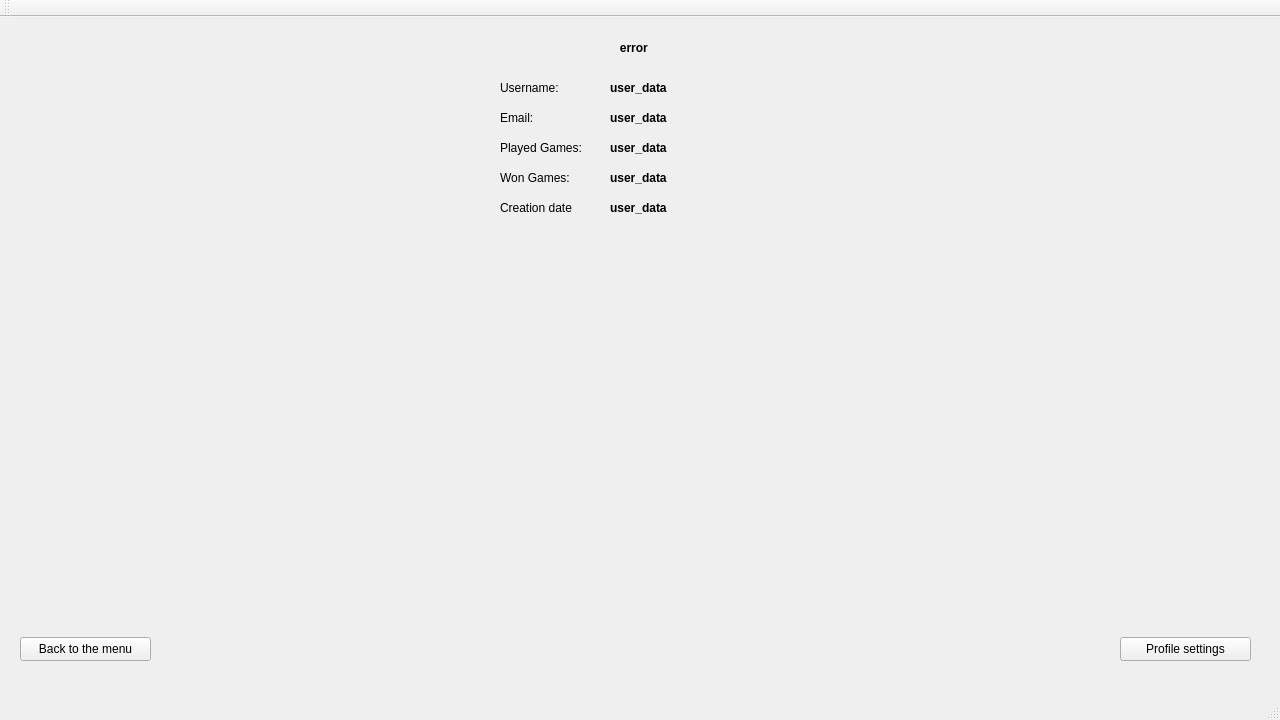
Old version of the form Triviador/Triviador/Triviador.ui in the repository AndreiAndreea/TriviadorMCpp.
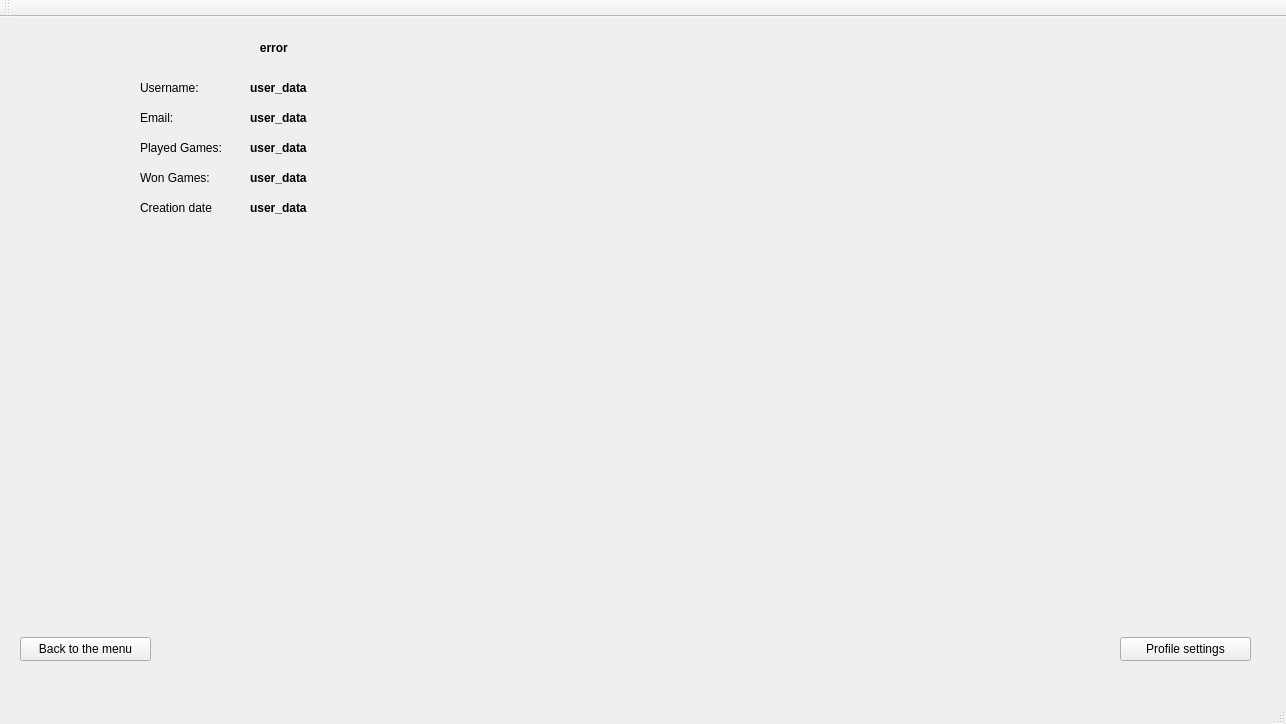
New version of the form. The open tabs and pages were chosen to show the change.

Patch:
```diff
--- a/Triviador/Triviador/Triviador.ui
+++ b/Triviador/Triviador/Triviador.ui
@@ -6,8 +6,8 @@
    <rect>
     <x>0</x>
     <y>0</y>
-    <width>1280</width>
-    <height>720</height>
+    <width>1286</width>
+    <height>724</height>
    </rect>
   </property>
   <property name="windowTitle">
@@ -74,7 +74,7 @@
      <widget class="QLabel" name="profileCreationDateLabel">
       <property name="geometry">
        <rect>
-        <x>500</x>
+        <x>140</x>
         <y>180</y>
         <width>91</width>
         <height>21</height>
@@ -87,7 +87,7 @@
      <widget class="QLabel" name="userProfilePlayedGamesLabel">
       <property name="geometry">
        <rect>
-        <x>610</x>
+        <x>250</x>
         <y>120</y>
         <width>141</width>
         <height>21</height>
@@ -105,7 +105,7 @@
      <widget class="QLabel" name="profileUsernameLabel">
       <property name="geometry">
        <rect>
-        <x>500</x>
+        <x>140</x>
         <y>60</y>
         <width>91</width>
         <height>21</height>
@@ -118,7 +118,7 @@
      <widget class="QLabel" name="userProfileUsernameLabel">
       <property name="geometry">
        <rect>
-        <x>610</x>
+        <x>250</x>
         <y>60</y>
         <width>141</width>
         <height>21</height>
@@ -136,7 +136,7 @@
      <widget class="QLabel" name="profilePlayedGamesLable">
       <property name="geometry">
        <rect>
-        <x>500</x>
+        <x>140</x>
         <y>120</y>
         <width>101</width>
         <height>21</height>
@@ -162,7 +162,7 @@
      <widget class="QLabel" name="userProfileEmailLabel">
       <property name="geometry">
        <rect>
-        <x>610</x>
+        <x>250</x>
         <y>90</y>
         <width>141</width>
         <height>21</height>
@@ -180,7 +180,7 @@
      <widget class="QLabel" name="userProfileCreationDateLabel">
       <property name="geometry">
        <rect>
-        <x>610</x>
+        <x>250</x>
         <y>180</y>
         <width>171</width>
         <height>21</height>
@@ -211,7 +211,7 @@
      <widget class="QLabel" name="profileWonGamesLabel">
       <property name="geometry">
        <rect>
-        <x>500</x>
+        <x>140</x>
         <y>150</y>
         <width>91</width>
         <height>21</height>
@@ -224,7 +224,7 @@
      <widget class="QLabel" name="userProfileWonGamesLabel">
       <property name="geometry">
        <rect>
-        <x>610</x>
+        <x>250</x>
         <y>150</y>
         <width>141</width>
         <height>21</height>
@@ -242,7 +242,7 @@
      <widget class="QLabel" name="profileEmailLabel">
       <property name="geometry">
        <rect>
-        <x>500</x>
+        <x>140</x>
         <y>90</y>
         <width>91</width>
         <height>21</height>
@@ -255,7 +255,7 @@
      <widget class="QLabel" name="userErrorLabel">
       <property name="geometry">
        <rect>
-        <x>490</x>
+        <x>130</x>
         <y>20</y>
         <width>291</width>
         <height>21</height>
```
Left out of the diff: 6 changed lines with no effect on the pictures.
